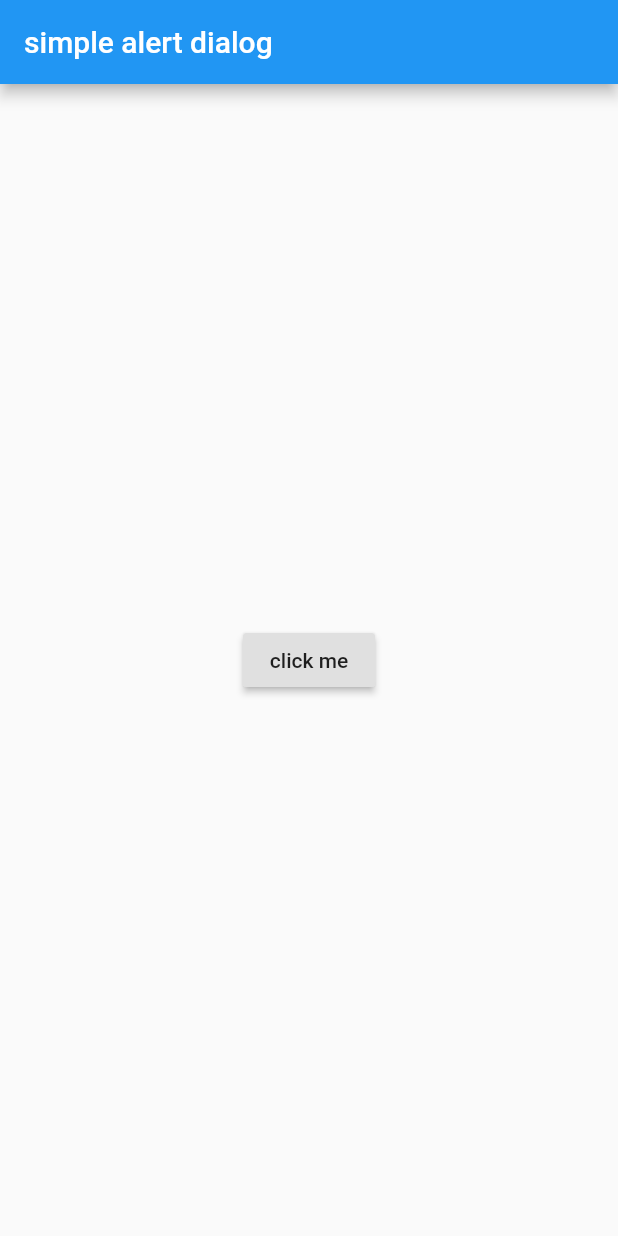
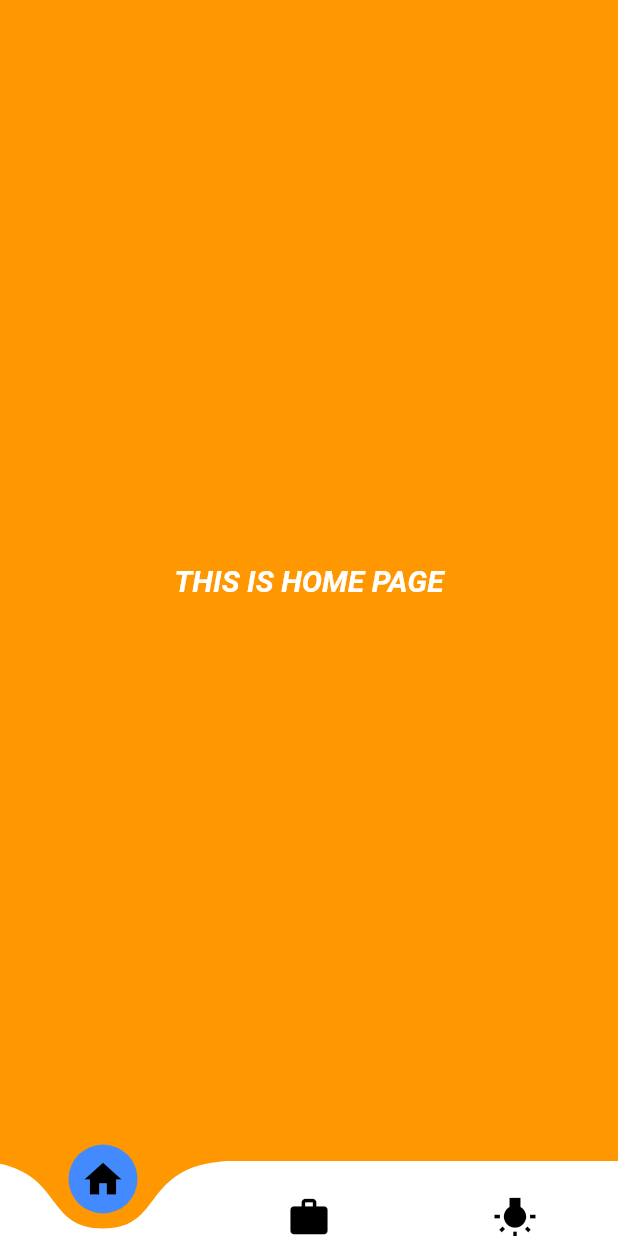
Before and after one commit to moniradiu/flutter, a Flutter app: the screen it shows after launch, on a phone screen of 412 x 824 dp. Run offline on Flutter 3.47's test engine with Material 2 defaults, Android fonts, the phone set to English and light mode, and no system bars; drawn by our look-alikes of curved_navigation_bar.

Commit message:
Curved navigation bar flutter

```diff
--- /dev/null
+++ b/lib/HomePage.dart
@@ -0,0 +1,22 @@
+import 'package:flutter/material.dart';
+
+class HomePage extends StatelessWidget {
+  @override
+  Widget build(BuildContext context) {
+    return Scaffold(
+      backgroundColor: Colors.orange,
+      body: Center(
+        child: Container(
+          child: Text(
+            "THIS IS HOME PAGE",
+            style: TextStyle(
+                color: Colors.white,
+                fontSize: 20,
+                fontStyle: FontStyle.italic,
+                fontWeight: FontWeight.w700),
+          ),
+        ),
+      ),
+    );
+  }
+}
--- a/lib/main.dart
+++ b/lib/main.dart
@@ -1,50 +1,81 @@
+import 'package:curved_navigation_bar/curved_navigation_bar.dart';
+import 'package:first_app/HomePage.dart';
+import 'package:first_app/IdeaPage.dart';
+import 'package:first_app/WorkPage.dart';
 import 'package:flutter/material.dart';
 
 void main() => runApp(MyApp());
 
 class MyApp extends StatelessWidget {
+  // This widget is the root of your application.
   @override
   Widget build(BuildContext context) {
     return MaterialApp(
-        home: Scaffold(
-            appBar: AppBar(title: Text('simple alert dialog')),
-            body: Center(child: MyImagePicker())));
+      debugShowCheckedModeBanner: false,
+      title: 'Flutter Curved Novigation Bar',
+      theme: ThemeData(
+        primarySwatch: Colors.blue,
+      ),
+      home: MyHomePage(),
+    );
   }
 }
 
-class MyImagePicker extends StatefulWidget {
+class MyHomePage extends StatefulWidget {
   @override
-  MyImagePickerState createState() => MyImagePickerState();
-
-  void setState(Null Function() param0) {}
+  _MyHomePageState createState() => _MyHomePageState();
 }
 
-class MyImagePickerState extends State {
+class _MyHomePageState extends State<MyHomePage> {
+  int selectedpage = 0; //initial value
+
+  final _pageOptions = [
+    HomePage(),
+    WorkPage(),
+    IdeaPage()
+  ]; // listing of all 3 pages index wise
+
+  final bgcolor = [
+    Colors.orange,
+    Colors.pink,
+    Colors.greenAccent
+  ]; // changing color as per active index value
+
   @override
   Widget build(BuildContext context) {
     return Scaffold(
-        body: Center(
-      child: RaisedButton(
-        onPressed: () {
-          showDialog(
-              context: context,
-              builder: (context) {
-                return AlertDialog(
-                  title: Text("Alert"),
-                  content: Text("This is a simple alert dialog"),
-                  actions: <Widget>[
-                    RaisedButton(
-                      onPressed: () {
-                        Navigator.pop(context);
-                      },
-                      child: Text("Ok"),
-                    )
-                  ],
-                );
-              });
+      body: _pageOptions[
+          selectedpage], // initial value is 0 so HomePage will be shown
+      bottomNavigationBar: CurvedNavigationBar(
+        height: 50,
+        buttonBackgroundColor: Colors.blueAccent,
+        backgroundColor: bgcolor[selectedpage],
+        color: Colors.white,
+        animationCurve: Curves.linearToEaseOut,
+        items: <Widget>[
+          Icon(
+            Icons.home,
+            size: 30,
+            color: Colors.black,
+          ),
+          Icon(
+            Icons.work,
+            size: 30,
+            color: Colors.black,
+          ),
+          Icon(
+            Icons.wb_incandescent,
+            size: 30,
+            color: Colors.black,
+          )
+        ],
+        onTap: (index) {
+          setState(() {
+            selectedpage =
+                index; // changing selected page as per bar index selected by the user
+          });
         },
-        child: Text("click me"),
       ),
-    ));
+    );
   }
 }
--- a/pubspec.yaml
+++ b/pubspec.yaml
@@ -37,6 +37,7 @@ dependencies:
   path: ^1.6.4
   path_provider: ^1.5.1
   provider: ^4.0.1
+  curved_navigation_bar: ^0.3.7 #latest version
 
 
 dev_dependencies:
```
Also changed, not shown: lib/D.dart (added, +14 -0 lines), lib/E.dart (added, +14 -0 lines), lib/IdeaPage.dart (added, +22 -0 lines), lib/WorkPage.dart (added, +22 -0 lines), pubspec.lock, 7 other files.
